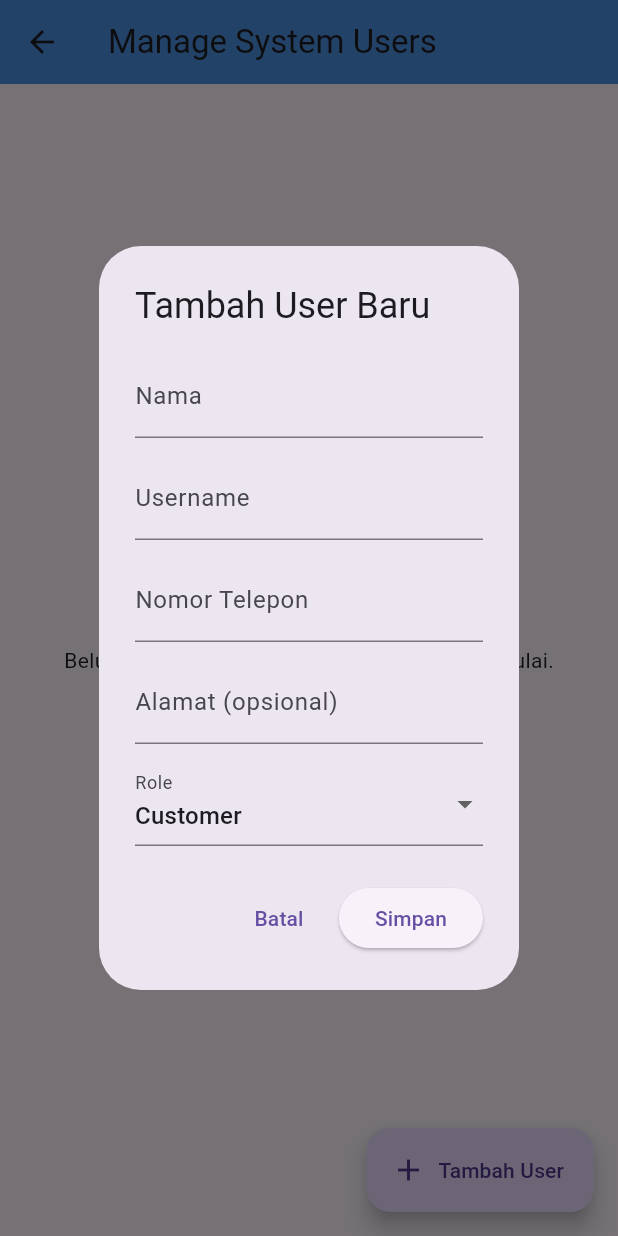
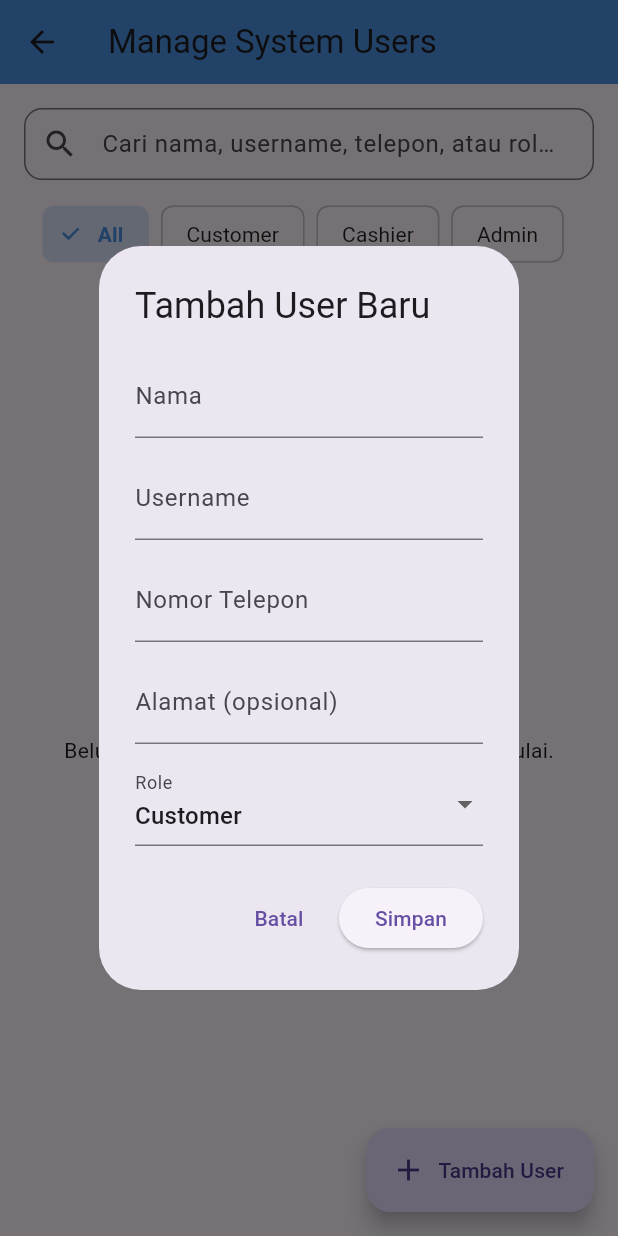
Before and after one commit to ftiffanyy/SEB_TEAM6_LAUNDRYIN, a Flutter app: the ManageUserPage screen opened directly, after a tap on "Tambah User", on a phone screen of 412 x 824 dp. Run offline on Flutter 3.47's test engine with Material 3 defaults, Android fonts, the phone set to English and light mode, and no system bars; our stand-ins replace cloud_firestore, firebase_core, share_plus; missing offline and left inert: dart:html, excel; accounts and stored records are empty.

Commit message:
filter manage user

```diff
--- a/lib/views/employee/manage_user_page.dart
+++ b/lib/views/employee/manage_user_page.dart
@@ -13,11 +13,25 @@ class ManageUserPage extends StatefulWidget {
 class _ManageUserPageState extends State<ManageUserPage> {
   final ManageUserViewModel viewModel = ManageUserViewModel();
   late Future<List<UserModel>> _usersFuture;
+  final TextEditingController _searchController = TextEditingController();
+  String _searchQuery = '';
+  String _selectedRoleFilter = 'All'; // Filter role aktif
 
   @override
   void initState() {
     super.initState();
     _loadUsers();
+    _searchController.addListener(() {
+      setState(() {
+        _searchQuery = _searchController.text.toLowerCase();
+      });
+    });
+  }
+
+  @override
+  void dispose() {
+    _searchController.dispose();
+    super.dispose();
   }
 
   void _loadUsers() {
@@ -34,6 +48,23 @@ class _ManageUserPageState extends State<ManageUserPage> {
         backgroundColor: color,
       ),
     );
+  }
+
+  List<UserModel> _filterUsers(List<UserModel> users) {
+    return users.where((user) {
+      // Filter by search query
+      final matchesSearch = _searchQuery.isEmpty ||
+          user.name.toLowerCase().contains(_searchQuery) ||
+          (user.username?.toLowerCase().contains(_searchQuery) ?? false) ||
+          user.phone.toLowerCase().contains(_searchQuery) ||
+          user.role.toLowerCase().contains(_searchQuery);
+
+      // Filter by role
+      final matchesRole = _selectedRoleFilter == 'All' ||
+          user.role == _selectedRoleFilter;
+
+      return matchesSearch && matchesRole;
+    }).toList();
   }
 
   Future<void> _showUserForm({UserModel? user}) async {
@@ -211,6 +242,66 @@ class _ManageUserPageState extends State<ManageUserPage> {
       ),
       body: Padding(
         padding: const EdgeInsets.all(16),
+        child: Column(
+          children: [
+            // Search Bar
+            TextField(
+              controller: _searchController,
+              decoration: InputDecoration(
+                hintText: 'Cari nama, username, telepon, atau role...',
+                prefixIcon: const Icon(Icons.search),
+                suffixIcon: _searchQuery.isNotEmpty
+                    ? IconButton(
+                        icon: const Icon(Icons.clear),
+                        onPressed: () {
+                          _searchController.clear();
+                        },
+                      )
+                    : null,
+                border: OutlineInputBorder(
+                  borderRadius: BorderRadius.circular(12),
+                ),
+                contentPadding:
+                    const EdgeInsets.symmetric(vertical: 0, horizontal: 16),
+              ),
+            ),
+            const SizedBox(height: 12),
+
+            // Role Filter Chips
+            SingleChildScrollView(
+              scrollDirection: Axis.horizontal,
+              child: Row(
+                children: ['All', 'Customer', 'Cashier', 'Admin'].map((role) {
+                  final isSelected = _selectedRoleFilter == role;
+                  return Padding(
+                    padding: const EdgeInsets.only(right: 8),
+                    child: FilterChip(
+                      label: Text(role),
+                      selected: isSelected,
+                      onSelected: (_) {
+                        setState(() {
+                          _selectedRoleFilter = role;
+                        });
+                      },
+                      selectedColor: const Color(0xff4A90E2).withOpacity(0.2),
+                      checkmarkColor: const Color(0xff4A90E2),
+                      labelStyle: TextStyle(
+                        color: isSelected
+                            ? const Color(0xff4A90E2)
+                            : Colors.black87,
+                        fontWeight: isSelected
+                            ? FontWeight.bold
+                            : FontWeight.normal,
+                      ),
+                    ),
+                  );
+                }).toList(),
+              ),
+            ),
+            const SizedBox(height: 12),
+
+            // Table
+            Expanded(
               child: FutureBuilder<List<UserModel>>(
                 future: _usersFuture,
                 builder: (context, snapshot) {
@@ -222,17 +313,27 @@ class _ManageUserPageState extends State<ManageUserPage> {
                     return Center(child: Text('Error: ${snapshot.error}'));
                   }
 
-            final users = snapshot.data ?? [];
+                  final allUsers = snapshot.data ?? [];
+                  final users = _filterUsers(allUsers);
+
+                  if (allUsers.isEmpty) {
+                    return const Center(
+                      child: Text(
+                          'Belum ada user. Tambah user baru untuk memulai.'),
+                    );
+                  }
 
                   if (users.isEmpty) {
-              return const Center(child: Text('Belum ada user. Tambah user baru untuk memulai.'));
+                    return const Center(
+                      child: Text(
+                          'Tidak ada user yang cocok dengan pencarian.'),
+                    );
                   }
 
                   return SingleChildScrollView(
-              child: Column(
-                crossAxisAlignment: CrossAxisAlignment.stretch,
-                children: [
-                  DataTable(
+                    child: SingleChildScrollView(
+                      scrollDirection: Axis.horizontal,
+                      child: DataTable(
                         columnSpacing: 12,
                         headingRowColor: WidgetStateColor.resolveWith(
                             (states) => const Color(0xfff0f4ff)),
@@ -252,12 +353,14 @@ class _ManageUserPageState extends State<ManageUserPage> {
                             DataCell(Row(
                               children: [
                                 IconButton(
-                              icon: const Icon(Icons.edit, color: Colors.blue),
+                                  icon: const Icon(Icons.edit,
+                                      color: Colors.blue),
                                   tooltip: 'Edit',
                                   onPressed: () => _showUserForm(user: user),
                                 ),
                                 IconButton(
-                              icon: const Icon(Icons.delete, color: Colors.red),
+                                  icon: const Icon(Icons.delete,
+                                      color: Colors.red),
                                   tooltip: 'Hapus',
                                   onPressed: () => _confirmDelete(user),
                                 ),
@@ -266,10 +369,12 @@ class _ManageUserPageState extends State<ManageUserPage> {
                           ]);
                         }).toList(),
                       ),
-                ],
                     ),
                   );
                 },
+              ),
+            ),
+          ],
         ),
       ),
       floatingActionButton: FloatingActionButton.extended(
```
Lines whose indentation alone changed are shown as unchanged.
